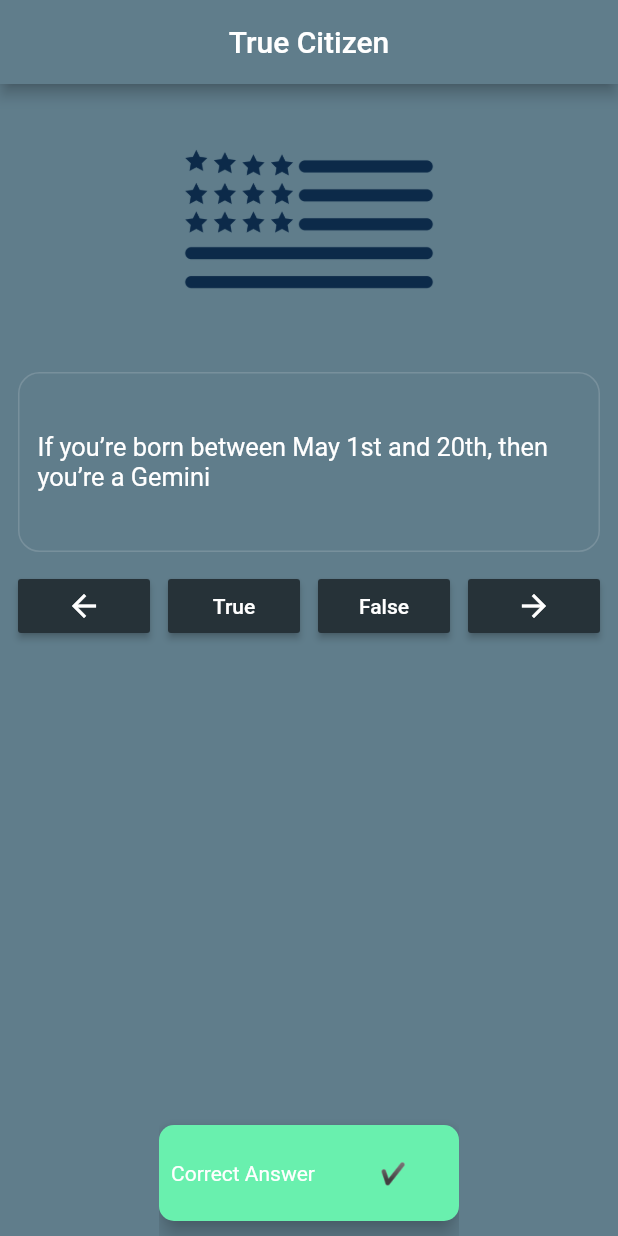
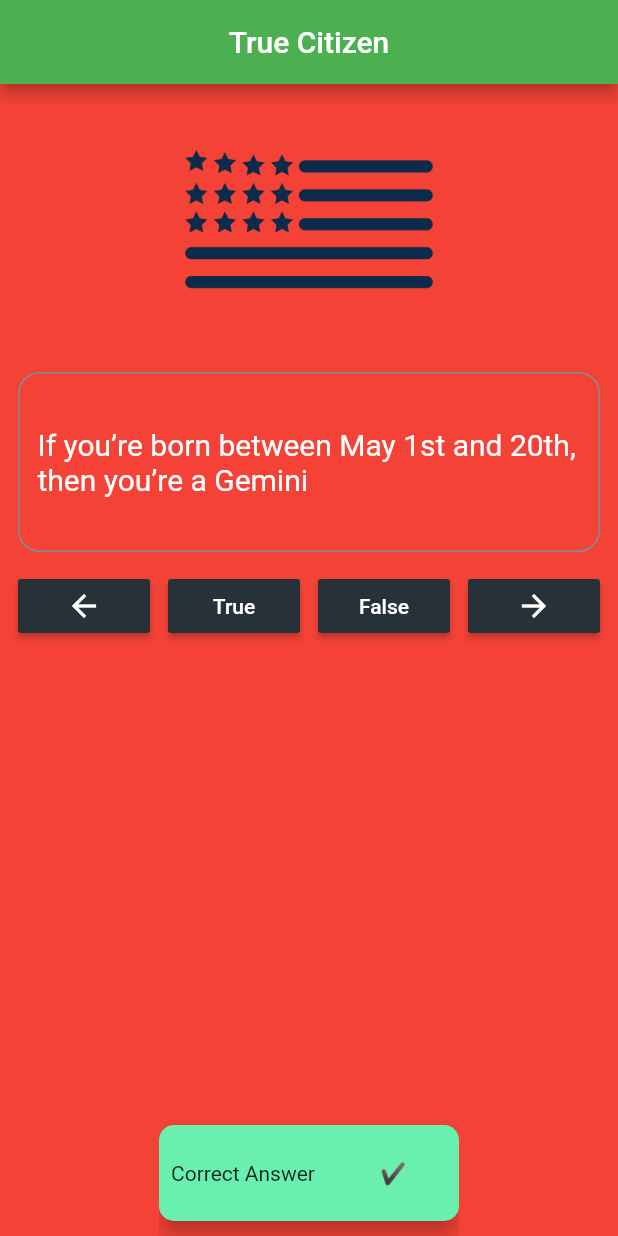
Before and after one commit to AgnRakul/MyFlutter-Simple-QuizApp, a Flutter app: the screen it shows after launch, after a tap on "True", on a phone screen of 412 x 824 dp. Run offline on Flutter 3.47's test engine with Material 2 defaults, Android fonts, the phone set to English and light mode, and no system bars.

Commit message:
ThemeData

```diff
--- a/lib/main.dart
+++ b/lib/main.dart
@@ -1,8 +1,38 @@
 import 'package:flutter/material.dart';
 import 'model/question.dart';
 
+final ThemeData? _appTheme = _buildAppTheme();
+
+ThemeData _buildAppTheme() {
+  final ThemeData base = ThemeData.dark();
+
+  return base.copyWith(
+    brightness: Brightness.dark,
+    accentColor: Colors.amber[800],
+    primaryColor: Colors.green,
+    scaffoldBackgroundColor: Colors.red,
+    backgroundColor: Colors.amber,
+    textTheme: TextTheme(
+      bodyText2: TextStyle(fontSize: 20),
+    ),
+  );
+}
+
 void main() {
-  runApp(MaterialApp(home: QuizApp()));
+  runApp(
+    MaterialApp(
+      theme: _appTheme,
+      // theme: ThemeData(
+      //   brightness: Brightness.dark,
+      //   primaryColor: Colors.red[900],
+      //   textTheme: TextTheme(
+      //     headline1: TextStyle(fontSize: 34, fontWeight: FontWeight.bold),
+      //     bodyText2: TextStyle(fontSize: 16.9, color: Colors.white),
+      //   ),
+      // ),
+      home: QuizApp(),
+    ),
+  );
 }
 
 class QuizApp extends StatefulWidget {
@@ -21,9 +51,9 @@ class _QuizAppState extends State<QuizApp> {
       appBar: AppBar(
         title: Text("True Citizen"),
         centerTitle: true,
-        backgroundColor: Colors.blueGrey,
+        //  backgroundColor: Colors.blueGrey,
       ),
-      backgroundColor: Colors.blueGrey,
+      // backgroundColor: Colors.blueGrey,
       body: Container(
         child: Column(
           mainAxisAlignment: MainAxisAlignment.center,
@@ -51,12 +81,13 @@ class _QuizAppState extends State<QuizApp> {
                   child: Text(
                     questionList
                         .questionBank[_currentQuestionIndex].questionText,
-                    style: TextStyle(fontSize: 16.9, color: Colors.white),
+                    //style: TextStyle(fontSize: 16.9, color: Colors.white),
                   ),
                 )),
               ),
             ),
             Row(mainAxisAlignment: MainAxisAlignment.spaceEvenly, children: [
+              // ignore: deprecated_member_use
               RaisedButton(
                 onPressed: () => _previousQuestion(),
                 color: Colors.blueGrey.shade900,
@@ -65,6 +96,7 @@ class _QuizAppState extends State<QuizApp> {
                   color: Colors.white,
                 ),
               ),
+              // ignore: deprecated_member_use
               RaisedButton(
                 onPressed: () => _checkAnswer(true),
                 color: Colors.blueGrey.shade900,
@@ -73,6 +105,7 @@ class _QuizAppState extends State<QuizApp> {
                   style: TextStyle(color: Colors.white),
                 ),
               ),
+              // ignore: deprecated_member_use
               RaisedButton(
                 onPressed: () => _checkAnswer(false),
                 color: Colors.blueGrey.shade900,
@@ -81,6 +114,7 @@ class _QuizAppState extends State<QuizApp> {
                   style: TextStyle(color: Colors.white),
                 ),
               ),
+              // ignore: deprecated_member_use
               RaisedButton(
                 onPressed: () => _nextQuestion(),
                 color: Colors.blueGrey.shade900,
```
